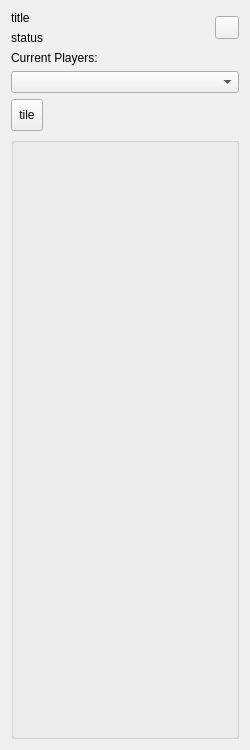
Qt form client/editor/map_editor.ui (longturn/freeciv21) before a commit.
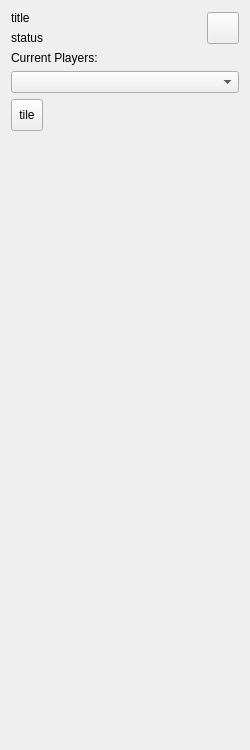
The same form after that commit.

Commit message: Phase 5 updates to map editor

```diff
--- a/client/editor/map_editor.ui
+++ b/client/editor/map_editor.ui
@@ -20,10 +20,51 @@
    <string>Form</string>
   </property>
   <layout class="QGridLayout" name="gridLayout">
+   <item row="0" column="1">
+    <widget class="QToolButton" name="but_close">
+     <property name="maximumSize">
+      <size>
+       <width>32</width>
+       <height>32</height>
+      </size>
+     </property>
+     <property name="text">
+      <string/>
+     </property>
+    </widget>
+   </item>
+   <item row="4" column="0" colspan="2">
+    <layout class="QVBoxLayout" name="vlayout_tools">
+     <property name="spacing">
+      <number>5</number>
+     </property>
+     <property name="sizeConstraint">
+      <enum>QLayout::SetDefaultConstraint</enum>
+     </property>
+     <property name="leftMargin">
+      <number>5</number>
+     </property>
+     <property name="topMargin">
+      <number>5</number>
+     </property>
+     <property name="rightMargin">
+      <number>5</number>
+     </property>
+     <property name="bottomMargin">
+      <number>5</number>
+     </property>
+    </layout>
+   </item>
    <item row="0" column="0">
     <layout class="QVBoxLayout" name="vlayout_status_labels">
      <item>
       <widget class="QLabel" name="label_title">
+       <property name="maximumSize">
+        <size>
+         <width>200</width>
+         <height>20</height>
+        </size>
+       </property>
        <property name="text">
         <string>title</string>
        </property>
@@ -31,6 +72,12 @@
      </item>
      <item>
       <widget class="QLabel" name="label_status">
+       <property name="maximumSize">
+        <size>
+         <width>200</width>
+         <height>20</height>
+        </size>
+       </property>
        <property name="text">
         <string>status</string>
        </property>
@@ -38,20 +85,6 @@
      </item>
     </layout>
    </item>
-   <item row="0" column="1">
-    <widget class="QToolButton" name="but_close">
-     <property name="text">
-      <string/>
-     </property>
-    </widget>
-   </item>
-   <item row="1" column="0">
-    <widget class="QLabel" name="label_players">
-     <property name="text">
-      <string>Current Players:</string>
-     </property>
-    </widget>
-   </item>
    <item row="2" column="0" colspan="2">
     <widget class="QComboBox" name="combo_players">
      <property name="insertPolicy">
@@ -70,19 +103,6 @@
    </item>
    <item row="3" column="0" colspan="2">
     <layout class="QGridLayout" name="glayout_tools">
-     <item row="0" column="0">
-      <widget class="QToolButton" name="tbut_tool_tile">
-       <property name="minimumSize">
-        <size>
-         <width>32</width>
-         <height>32</height>
-        </size>
-       </property>
-       <property name="text">
-        <string>tile</string>
-       </property>
-      </widget>
-     </item>
      <item row="0" column="1">
       <spacer name="tbut_spacer">
        <property name="orientation">
@@ -96,32 +116,56 @@
        </property>
       </spacer>
      </item>
+     <item row="0" column="0">
+      <widget class="QToolButton" name="tbut_tool_tile">
+       <property name="minimumSize">
+        <size>
+         <width>32</width>
+         <height>32</height>
+        </size>
+       </property>
+       <property name="maximumSize">
+        <size>
+         <width>32</width>
+         <height>32</height>
+        </size>
+       </property>
+       <property name="text">
+        <string>tile</string>
+       </property>
+      </widget>
+     </item>
     </layout>
    </item>
-   <item row="4" column="0" colspan="2">
-    <widget class="QGroupBox" name="qGroupBox_tools">
-     <layout class="QVBoxLayout" name="vlayout_tools">
-      <property name="leftMargin">
-       <number>5</number>
-      </property>
-      <property name="topMargin">
-       <number>5</number>
-      </property>
-      <property name="rightMargin">
-       <number>5</number>
-      </property>
-      <property name="bottomMargin">
-       <number>5</number>
-      </property>
-      <item>
-       <widget class="QStackedWidget" name="stackedWidget_tools">
-        <widget class="QWidget" name="page_1"/>
-        <widget class="QWidget" name="page_2"/>
-       </widget>
-      </item>
-     </layout>
+   <item row="1" column="0">
+    <widget class="QLabel" name="label_players">
+     <property name="maximumSize">
+      <size>
+       <width>240</width>
+       <height>20</height>
+      </size>
+     </property>
+     <property name="text">
+      <string>Current Players:</string>
+     </property>
     </widget>
    </item>
+   <item row="5" column="0">
+    <spacer name="verticalSpacer">
+     <property name="orientation">
+      <enum>Qt::Vertical</enum>
+     </property>
+     <property name="sizeType">
+      <enum>QSizePolicy::MinimumExpanding</enum>
+     </property>
+     <property name="sizeHint" stdset="0">
+      <size>
+       <width>20</width>
+       <height>40</height>
+      </size>
+     </property>
+    </spacer>
+   </item>
   </layout>
  </widget>
  <resources/>
```
The commit also changes 5 other files.
